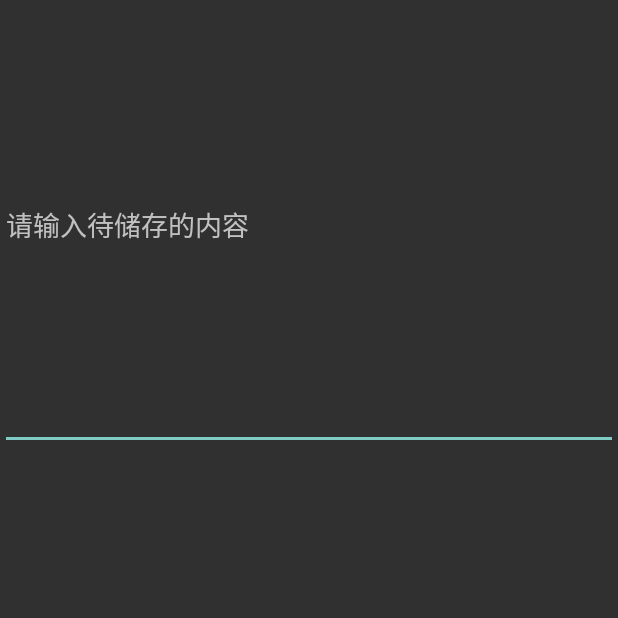
After one commit to Super-Boom/android_study, an Android app: the fragment ExternalFragment shown on its own in the app's theme, on a phone screen of 412 x 824 dp, the top half of it. The commit adds this screen. Run offline under Robolectric (Android 15) with nearby library versions, the phone set to English and light mode, and no system bars.

Commit message:
external storage

```diff
--- /dev/null
+++ b/app/src/main/java/com/xzg/androidstudy/ExternalFragment.java
@@ -0,0 +1,25 @@
+package com.xzg.androidstudy;
+
+import android.os.Bundle;
+
+import androidx.fragment.app.Fragment;
+
+import android.view.LayoutInflater;
+import android.view.View;
+import android.view.ViewGroup;
+
+public class ExternalFragment extends Fragment {
+
+
+    @Override
+    public void onCreate(Bundle savedInstanceState) {
+        super.onCreate(savedInstanceState);
+    }
+
+    @Override
+    public View onCreateView(LayoutInflater inflater, ViewGroup container,
+                             Bundle savedInstanceState) {
+        // Inflate the layout for this fragment
+        return inflater.inflate(R.layout.fragment_external, container, false);
+    }
+}
--- /dev/null
+++ b/app/src/main/res/layout/fragment_external.xml
@@ -0,0 +1,15 @@
+<?xml version="1.0" encoding="utf-8"?>
+<FrameLayout xmlns:android="http://schemas.android.com/apk/res/android"
+    xmlns:tools="http://schemas.android.com/tools"
+    android:layout_width="match_parent"
+    android:layout_height="match_parent"
+    tools:context=".ExternalFragment">
+
+    <!-- TODO: Update blank fragment layout -->
+    <EditText
+        android:id="@+id/external_txt"
+        android:layout_width="match_parent"
+        android:layout_height="300dp"
+        android:hint="请输入待储存的内容" />
+
+</FrameLayout>
```
Also changed, not shown: app/src/main/java/com/xzg/androidstudy/SharedPrefsActivity.java (+8 -6 lines), app/src/main/java/com/xzg/androidstudy/ui/LoginFragment.java (+15 -6 lines).
